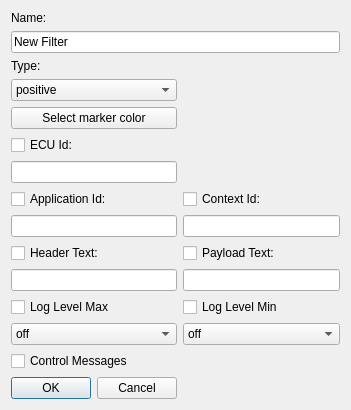
Qt form src/filterdialog.ui (COVESA/dlt-viewer) before a commit.
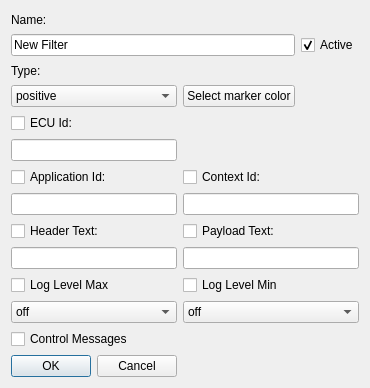
The same form after that commit. Icons and pictures are not drawn.

Patch:
```diff
--- a/src/filterdialog.ui
+++ b/src/filterdialog.ui
@@ -6,7 +6,7 @@
    <rect>
     <x>0</x>
     <y>0</y>
-    <width>351</width>
+    <width>328</width>
     <height>388</height>
    </rect>
   </property>
@@ -25,14 +25,14 @@
      </property>
     </widget>
    </item>
-   <item row="2" column="0">
+   <item row="3" column="0">
     <widget class="QLabel" name="label_2">
      <property name="text">
       <string>Type:</string>
      </property>
     </widget>
    </item>
-   <item row="3" column="0">
+   <item row="4" column="0">
     <widget class="QComboBox" name="comboBoxType">
      <item>
       <property name="text">
@@ -51,79 +51,48 @@
      </item>
     </widget>
    </item>
-   <item row="5" column="0">
+   <item row="6" column="0">
     <widget class="QCheckBox" name="checkBoxEcuId">
      <property name="text">
       <string>ECU Id:</string>
      </property>
     </widget>
    </item>
-   <item row="6" column="0">
-    <widget class="QLineEdit" name="lineEditEcuId"/>
-   </item>
    <item row="7" column="0">
+    <widget class="QLineEdit" name="lineEditEcuId"/>
+   </item>
+   <item row="8" column="0">
     <widget class="QCheckBox" name="checkBoxApplicationId">
      <property name="text">
       <string>Application Id:</string>
      </property>
     </widget>
    </item>
-   <item row="7" column="1">
-    <widget class="QCheckBox" name="checkBoxContextId">
-     <property name="text">
-      <string>Context Id:</string>
-     </property>
-    </widget>
-   </item>
-   <item row="8" column="0">
+   <item row="9" column="0">
     <widget class="QLineEdit" name="lineEditApplicationId">
      <property name="maxLength">
       <number>4</number>
      </property>
     </widget>
    </item>
-   <item row="8" column="1">
-    <widget class="QLineEdit" name="lineEditContextId">
-     <property name="maxLength">
-      <number>4</number>
-     </property>
-    </widget>
-   </item>
-   <item row="11" column="0">
+   <item row="12" column="0">
     <widget class="QCheckBox" name="checkBoxHeaderText">
      <property name="text">
       <string>Header Text:</string>
      </property>
     </widget>
    </item>
-   <item row="11" column="1">
-    <widget class="QCheckBox" name="checkBoxPayloadText">
-     <property name="text">
-      <string>Payload Text:</string>
-     </property>
-    </widget>
-   </item>
-   <item row="12" column="0">
+   <item row="13" column="0">
     <widget class="QLineEdit" name="lineEditHeaderText"/>
    </item>
-   <item row="12" column="1">
-    <widget class="QLineEdit" name="lineEditPayloadText"/>
-   </item>
-   <item row="15" column="0">
+   <item row="16" column="0">
     <widget class="QCheckBox" name="checkBoxLogLevelMax">
      <property name="text">
       <string>Log Level Max</string>
      </property>
     </widget>
    </item>
-   <item row="15" column="1">
-    <widget class="QCheckBox" name="checkBoxLogLevelMin">
-     <property name="text">
-      <string>Log Level Min</string>
-     </property>
-    </widget>
-   </item>
-   <item row="16" column="0">
+   <item row="17" column="0">
     <widget class="QComboBox" name="comboBoxLogLevelMax">
      <item>
       <property name="text">
@@ -162,46 +131,7 @@
      </item>
     </widget>
    </item>
-   <item row="16" column="1">
-    <widget class="QComboBox" name="comboBoxLogLevelMin">
-     <item>
-      <property name="text">
-       <string>off</string>
-      </property>
-     </item>
-     <item>
-      <property name="text">
-       <string>fatal</string>
-      </property>
-     </item>
-     <item>
-      <property name="text">
-       <string>error</string>
-      </property>
-     </item>
-     <item>
-      <property name="text">
-       <string>warn</string>
-      </property>
-     </item>
-     <item>
-      <property name="text">
-       <string>info</string>
-      </property>
-     </item>
-     <item>
-      <property name="text">
-       <string>debug</string>
-      </property>
-     </item>
-     <item>
-      <property name="text">
-       <string>verbose</string>
-      </property>
-     </item>
-    </widget>
-   </item>
-   <item row="21" column="0">
+   <item row="22" column="0">
     <widget class="QDialogButtonBox" name="buttonBox">
      <property name="orientation">
       <enum>Qt::Horizontal</enum>
@@ -211,28 +141,108 @@
      </property>
     </widget>
    </item>
-   <item row="1" column="0" colspan="2">
+   <item row="2" column="0" colspan="2">
     <widget class="QLineEdit" name="lineEditName">
      <property name="text">
       <string>New Filter</string>
      </property>
     </widget>
    </item>
-   <item row="20" column="0">
+   <item row="21" column="0">
     <widget class="QCheckBox" name="checkBoxCtrlMsgs">
      <property name="text">
       <string>Control Messages</string>
      </property>
     </widget>
    </item>
-   <item row="4" column="0">
+   <item row="2" column="2">
+    <widget class="QCheckBox" name="checkBoxActive">
+     <property name="text">
+      <string>Active</string>
+     </property>
+     <property name="checked">
+      <bool>true</bool>
+     </property>
+    </widget>
+   </item>
+   <item row="9" column="1" colspan="2">
+    <widget class="QLineEdit" name="lineEditContextId">
+     <property name="maxLength">
+      <number>4</number>
+     </property>
+    </widget>
+   </item>
+   <item row="8" column="1">
+    <widget class="QCheckBox" name="checkBoxContextId">
+     <property name="text">
+      <string>Context Id:</string>
+     </property>
+    </widget>
+   </item>
+   <item row="12" column="1">
+    <widget class="QCheckBox" name="checkBoxPayloadText">
+     <property name="text">
+      <string>Payload Text:</string>
+     </property>
+    </widget>
+   </item>
+   <item row="13" column="1" colspan="2">
+    <widget class="QLineEdit" name="lineEditPayloadText"/>
+   </item>
+   <item row="16" column="1">
+    <widget class="QCheckBox" name="checkBoxLogLevelMin">
+     <property name="text">
+      <string>Log Level Min</string>
+     </property>
+    </widget>
+   </item>
+   <item row="17" column="1" colspan="2">
+    <widget class="QComboBox" name="comboBoxLogLevelMin">
+     <item>
+      <property name="text">
+       <string>off</string>
+      </property>
+     </item>
+     <item>
+      <property name="text">
+       <string>fatal</string>
+      </property>
+     </item>
+     <item>
+      <property name="text">
+       <string>error</string>
+      </property>
+     </item>
+     <item>
+      <property name="text">
+       <string>warn</string>
+      </property>
+     </item>
+     <item>
+      <property name="text">
+       <string>info</string>
+      </property>
+     </item>
+     <item>
+      <property name="text">
+       <string>debug</string>
+      </property>
+     </item>
+     <item>
+      <property name="text">
+       <string>verbose</string>
+      </property>
+     </item>
+    </widget>
+   </item>
+   <item row="4" column="1">
     <widget class="QPushButton" name="buttonSelectColor">
      <property name="text">
       <string>Select marker color</string>
      </property>
     </widget>
    </item>
-   <item row="4" column="1">
+   <item row="4" column="2">
     <widget class="QLabel" name="labelSelectedColor">
      <property name="autoFillBackground">
       <bool>true</bool>
```
